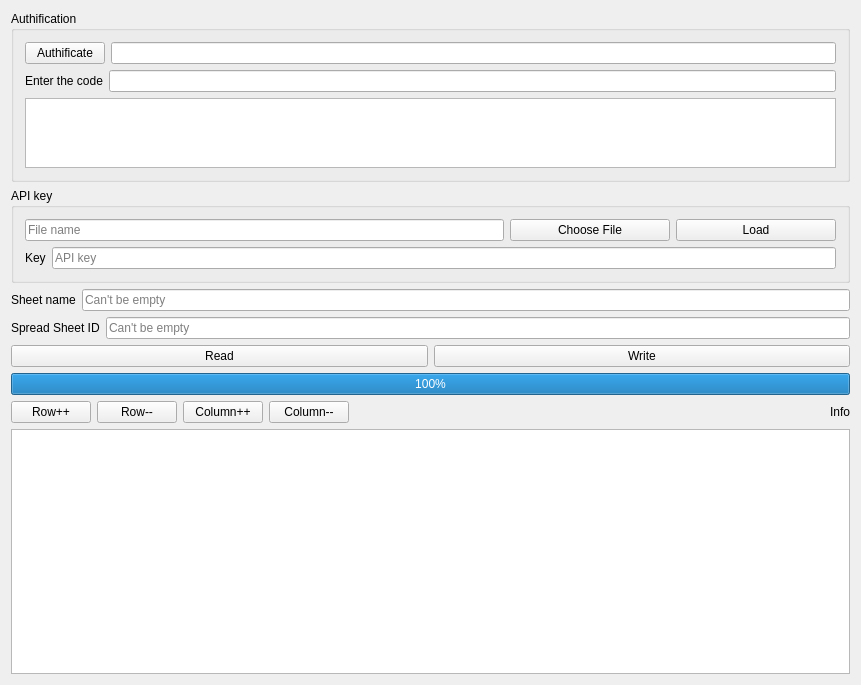
0mniCrow/GoogleSheetWriter, file googlesheetsmodifier.ui: the form before one commit.
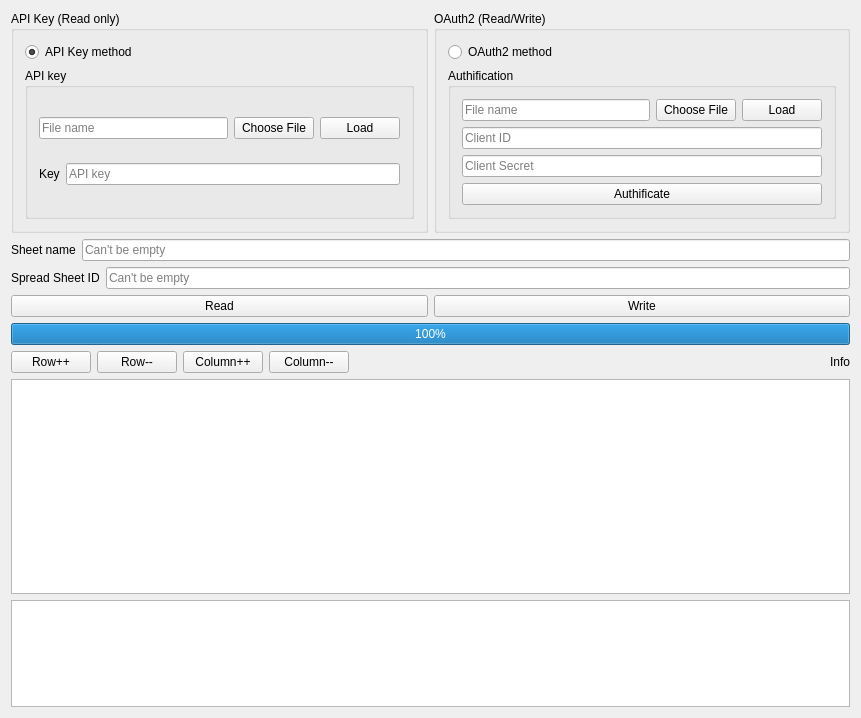
The form after the commit.

Commit message: Add parsing json answer, save json to file.

```diff
--- a/googlesheetsmodifier.ui
+++ b/googlesheetsmodifier.ui
@@ -7,58 +7,39 @@
     <x>0</x>
     <y>0</y>
     <width>861</width>
-    <height>685</height>
+    <height>718</height>
    </rect>
   </property>
   <property name="windowTitle">
    <string>Google Sheets communicator</string>
   </property>
-  <layout class="QVBoxLayout" name="verticalLayout_3" stretch="1,0,0,0,0,2">
+  <layout class="QVBoxLayout" name="verticalLayout_3" stretch="0,0,0,0,0">
    <item>
-    <widget class="QGroupBox" name="groupBox_2">
-     <property name="title">
-      <string>Authification</string>
+    <layout class="QHBoxLayout" name="horizontalLayout_9">
+     <property name="leftMargin">
+      <number>0</number>
      </property>
-     <layout class="QVBoxLayout" name="verticalLayout_4">
-      <item>
-       <layout class="QHBoxLayout" name="horizontalLayout_7">
-        <item>
-         <widget class="QPushButton" name="ButtonAuth">
-          <property name="text">
-           <string>Authificate</string>
-          </property>
-         </widget>
-        </item>
-        <item>
-         <widget class="QLineEdit" name="lineClientID"/>
-        </item>
-       </layout>
-      </item>
-      <item>
-       <layout class="QHBoxLayout" name="horizontalLayout_8">
         <property name="bottomMargin">
          <number>0</number>
         </property>
         <item>
-         <widget class="QLabel" name="label_4">
+      <widget class="QGroupBox" name="groupBox_4">
+       <property name="title">
+        <string>API Key (Read only)</string>
+       </property>
+       <layout class="QVBoxLayout" name="verticalLayout_6">
+        <item>
+         <widget class="QRadioButton" name="radioButtonAPI_key">
           <property name="text">
-           <string>Enter the code</string>
+           <string>API Key method</string>
           </property>
+          <property name="checked">
+           <bool>true</bool>
+          </property>
          </widget>
         </item>
         <item>
-         <widget class="QLineEdit" name="lineClientSecret"/>
-        </item>
-       </layout>
-      </item>
-      <item>
-       <widget class="QTextEdit" name="textEdit"/>
-      </item>
-     </layout>
-    </widget>
-   </item>
-   <item>
-    <widget class="QGroupBox" name="groupBox">
+         <widget class="QGroupBox" name="groupBox_API_KEY">
      <property name="title">
       <string>API key</string>
      </property>
@@ -115,6 +96,96 @@
      </layout>
     </widget>
    </item>
+       </layout>
+      </widget>
+     </item>
+     <item>
+      <widget class="QGroupBox" name="groupBox_3">
+       <property name="title">
+        <string>OAuth2 (Read/Write)</string>
+       </property>
+       <layout class="QVBoxLayout" name="verticalLayout_5">
+        <item>
+         <widget class="QRadioButton" name="radioButton_OAuth2">
+          <property name="text">
+           <string>OAuth2 method</string>
+          </property>
+         </widget>
+        </item>
+        <item>
+         <widget class="QGroupBox" name="groupBox_2">
+          <property name="title">
+           <string>Authification</string>
+          </property>
+          <layout class="QVBoxLayout" name="verticalLayout_4">
+           <item>
+            <layout class="QHBoxLayout" name="horizontalLayout_10">
+             <property name="bottomMargin">
+              <number>0</number>
+             </property>
+             <item>
+              <widget class="QLineEdit" name="lineEdit_OAuth_filename">
+               <property name="placeholderText">
+                <string>File name</string>
+               </property>
+              </widget>
+             </item>
+             <item>
+              <widget class="QPushButton" name="Button_OAuth_choosefile">
+               <property name="text">
+                <string>Choose File</string>
+               </property>
+              </widget>
+             </item>
+             <item>
+              <widget class="QPushButton" name="Button_OAuth_LoadFile">
+               <property name="text">
+                <string>Load</string>
+               </property>
+              </widget>
+             </item>
+            </layout>
+           </item>
+           <item>
+            <layout class="QHBoxLayout" name="horizontalLayout_7">
+             <item>
+              <widget class="QLineEdit" name="lineClientID">
+               <property name="placeholderText">
+                <string>Client ID</string>
+               </property>
+              </widget>
+             </item>
+            </layout>
+           </item>
+           <item>
+            <layout class="QHBoxLayout" name="horizontalLayout_8">
+             <property name="bottomMargin">
+              <number>0</number>
+             </property>
+             <item>
+              <widget class="QLineEdit" name="lineClientSecret">
+               <property name="placeholderText">
+                <string>Client Secret</string>
+               </property>
+              </widget>
+             </item>
+            </layout>
+           </item>
+           <item>
+            <widget class="QPushButton" name="ButtonAuth">
+             <property name="text">
+              <string>Authificate</string>
+             </property>
+            </widget>
+           </item>
+          </layout>
+         </widget>
+        </item>
+       </layout>
+      </widget>
+     </item>
+    </layout>
+   </item>
    <item>
     <layout class="QVBoxLayout" name="verticalLayout_2">
      <property name="bottomMargin">
@@ -239,7 +310,17 @@
     </layout>
    </item>
    <item>
+    <layout class="QVBoxLayout" name="verticalLayout_7" stretch="2,1">
+     <property name="bottomMargin">
+      <number>0</number>
+     </property>
+     <item>
     <widget class="QTableView" name="tableGoogleSheets"/>
+     </item>
+     <item>
+      <widget class="QTextEdit" name="textEdit"/>
+     </item>
+    </layout>
    </item>
   </layout>
  </widget>
```
Lines whose indentation alone changed are shown as unchanged. The commit also changes 2 other files.
